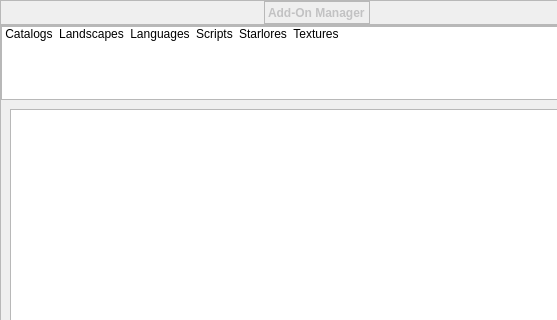
Before: the Qt Designer form src/gui/addonDialog.ui in Stellarium/stellarium, drawn with Qt 5; both pictures show x 0 to 557 and y 0 to 320 of the 660 by 550 pixel window.
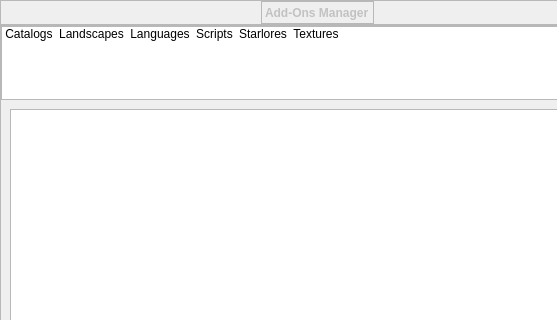
After: the same form once the commit is applied. Icons and pictures are not drawn. Custom widgets are drawn as their Qt base class.

Commit message: Rename 'Add-On Manager' to 'Add-Ons Manager'

```diff
--- a/src/gui/addonDialog.ui
+++ b/src/gui/addonDialog.ui
@@ -170,7 +170,7 @@
          <number>0</number>
         </property>
         <property name="text">
-         <string>Add-On Manager</string>
+         <string>Add-Ons Manager</string>
         </property>
         <property name="indent">
          <number>-1</number>
```
The commit also changes 4 other files.
